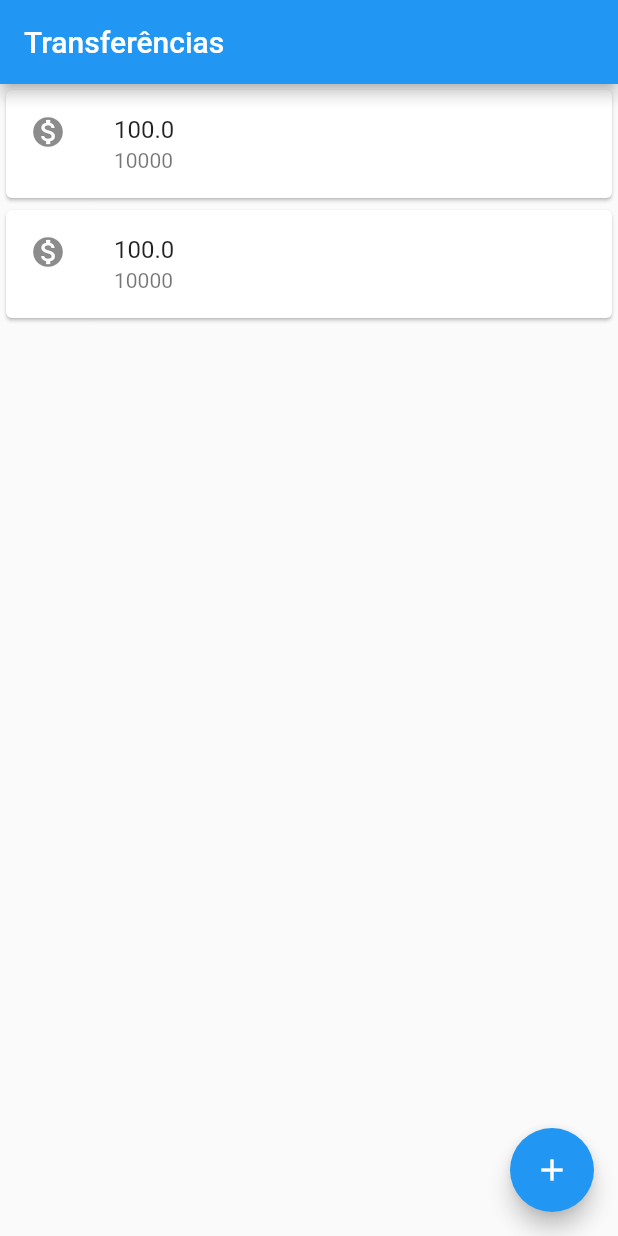
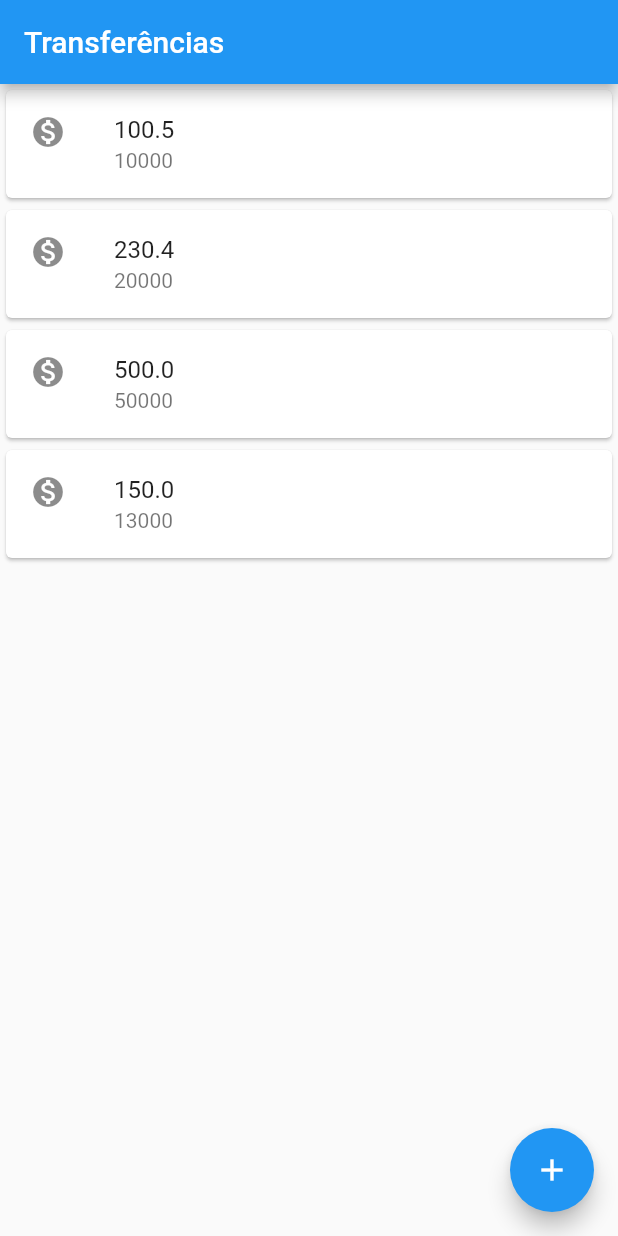
Before and after one commit to jos3duardo/bank-app, a Flutter app: the screen it shows after launch, on a phone screen of 412 x 824 dp. Run offline on Flutter 3.47's test engine with Material 2 defaults, Android fonts, the phone set to English and light mode, and no system bars.

Commit message:
refatorando listagem de transferencias

```diff
--- a/lib/main.dart
+++ b/lib/main.dart
@@ -4,24 +4,7 @@ void main() {
   runApp(
     MaterialApp(
       home: Scaffold(
-        body: Column(
-          children: [
-            Card(
-              child: ListTile(
-                leading: Icon(Icons.monetization_on),
-                title: Text('100.0'),
-                subtitle: Text('10000'),
-              )
-            ),
-            Card(
-              child: ListTile(
-                leading: Icon(Icons.monetization_on),
-                title: Text('100.0'),
-                subtitle: Text('10000'),
-              )
-            ),
-          ],
-        ),
+        body: ListaTransferencias(),
         appBar: AppBar(title: Text('Transferências'),),
         floatingActionButton: FloatingActionButton(
           child: Icon(Icons.add),
@@ -30,3 +13,43 @@ void main() {
     )
   );
 }
+
+class ListaTransferencias extends StatelessWidget{
+  @override
+  Widget build(BuildContext context) {
+    return Column(
+      children: [
+        ItemTransferencias(Transferencia(100.5, 10000)),
+        ItemTransferencias(Transferencia(230.4, 20000)),
+        ItemTransferencias(Transferencia(500.0, 50000)),
+        ItemTransferencias(Transferencia(150.0, 13000)),
+      ],
+    );
+  }
+}
+
+class ItemTransferencias extends StatelessWidget{
+
+  final Transferencia _transferencia;
+
+  ItemTransferencias(this._transferencia);
+
+  @override
+  Widget build(BuildContext context) {
+    return Card(
+        child: ListTile(
+          leading: Icon(Icons.monetization_on),
+          title: Text(_transferencia.valor.toString()),
+          subtitle: Text(_transferencia.numeroConta.toString()),
+        )
+    );
+  }
+}
+
+class Transferencia {
+  final double valor;
+  final int numeroConta;
+
+  Transferencia(this.valor, this.numeroConta);
+
+}
```
